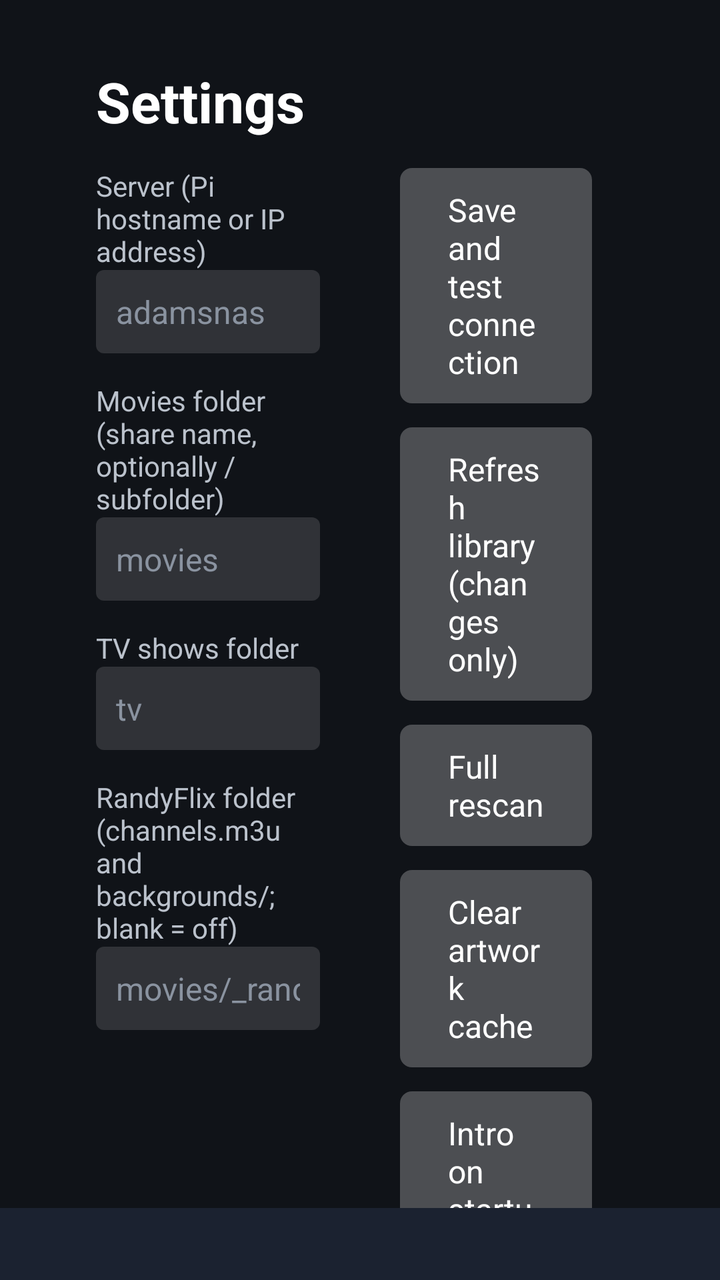
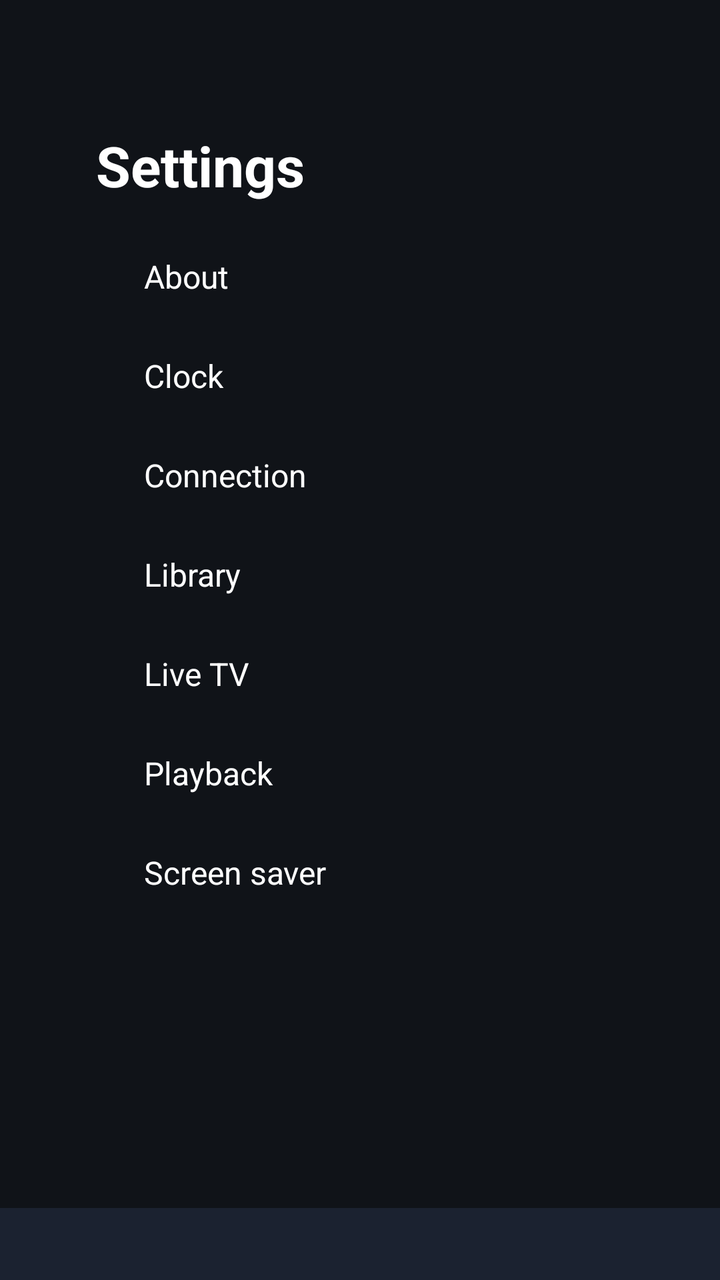

An Android layout rendered at two revisions. The XML below is the earlier revision; the diff shows what the commit changed to produce the second picture.
<!-- AndroidManifest.xml: application theme Theme.RandyFlix -->
<!-- res/layout/activity_settings.xml -->
<?xml version="1.0" encoding="utf-8"?>
<LinearLayout xmlns:android="http://schemas.android.com/apk/res/android"
    android:layout_width="match_parent"
    android:layout_height="match_parent"
    android:orientation="vertical">

<ScrollView
    android:layout_width="match_parent"
    android:layout_height="0dp"
    android:layout_weight="1">

    <LinearLayout
        android:layout_width="match_parent"
        android:layout_height="wrap_content"
        android:orientation="horizontal"
        android:paddingLeft="48dp"
        android:paddingTop="32dp"
        android:paddingRight="48dp"
        android:paddingBottom="32dp">

        <LinearLayout
            android:layout_width="0dp"
            android:layout_height="wrap_content"
            android:layout_weight="1"
            android:orientation="vertical">

            <TextView
                android:layout_width="wrap_content"
                android:layout_height="wrap_content"
                android:text="Settings"
                android:textColor="@color/text_primary"
                android:textSize="28sp"
                android:textStyle="bold" />

            <TextView style="@style/FieldLabel" android:text="Server (Pi hostname or IP address)" />
            <EditText android:id="@+id/host" style="@style/Field" android:hint="adamsnas" />

            <TextView style="@style/FieldLabel" android:text="Movies folder (share name, optionally /subfolder)" />
            <EditText android:id="@+id/movies" style="@style/Field" android:hint="movies" />

            <TextView style="@style/FieldLabel" android:text="TV shows folder" />
            <EditText android:id="@+id/tv" style="@style/Field" android:hint="tv" />

            <TextView style="@style/FieldLabel" android:text="RandyFlix folder (channels.m3u and backgrounds/; blank = off)" />
            <EditText android:id="@+id/app_folder" style="@style/Field" android:hint="movies/_randyflix" />
        </LinearLayout>

        <LinearLayout
            android:layout_width="0dp"
            android:layout_height="wrap_content"
            android:layout_marginStart="40dp"
            android:layout_weight="1"
            android:orientation="vertical">

            <TextView
                android:id="@+id/version"
                android:layout_width="match_parent"
                android:layout_height="52dp"
                android:gravity="end|center_vertical"
                android:textColor="@color/text_dim"
                android:textSize="12sp" />

            <Button android:id="@+id/save" style="@style/TvButton" android:layout_marginBottom="12dp" android:text="Save and test connection" />
            <Button android:id="@+id/refresh" style="@style/TvButton" android:layout_marginBottom="12dp" android:text="Refresh library (changes only)" />
            <Button android:id="@+id/full" style="@style/TvButton" android:layout_marginBottom="12dp" android:text="Full rescan" />
            <Button android:id="@+id/clear_images" style="@style/TvButton" android:layout_marginBottom="12dp" android:text="Clear artwork cache" />
            <Button android:id="@+id/intro" style="@style/TvButton" android:layout_marginBottom="12dp" android:text="Intro on startup: On" />
            <Button android:id="@+id/autoplay" style="@style/TvButton" android:layout_marginBottom="12dp" android:text="Auto-play next episode: On" />
            <Button android:id="@+id/clock" style="@style/TvButton" android:layout_marginBottom="12dp" android:text="Clock: 12-hour" />
            <Button android:id="@+id/channel_order" style="@style/TvButton" android:layout_marginBottom="12dp" android:text="All channels order: By name" />
            <Button android:id="@+id/reset_favorites" style="@style/TvButton" android:layout_marginBottom="12dp" android:text="Reset Live TV favorites to the playlist" />

        </LinearLayout>
    </LinearLayout>
</ScrollView>

    
    <TextView
        android:id="@+id/status"
        android:layout_width="match_parent"
        android:layout_height="wrap_content"
        android:background="@color/brand"
        android:ellipsize="end"
        android:maxLines="4"
        android:minHeight="36dp"
        android:gravity="center_vertical"
        android:paddingLeft="48dp"
        android:paddingTop="8dp"
        android:paddingRight="48dp"
        android:paddingBottom="8dp"
        android:textColor="@color/text_secondary"
        android:textSize="14sp" />
</LinearLayout>
<!-- resources referenced by this layout -->
<resources>
  <color name="brand">#FF1B2230</color>
  <color name="text_dim">#FF8A93A0</color>
  <color name="text_primary">#FFFFFFFF</color>
  <color name="text_secondary">#FFBBC2CC</color>
  <style name="FieldLabel">
          <item name="android:layout_width">match_parent</item>
          <item name="android:layout_height">wrap_content</item>
          <item name="android:layout_marginTop">14dp</item>
          <item name="android:textColor">@color/text_secondary</item>
          <item name="android:textSize">14sp</item>
      </style>
  <style name="Theme.RandyFlix" parent="Theme.Leanback">
          <item name="android:windowBackground">@color/bg</item>
          <item name="android:colorAccent">@color/accent</item>
      </style>
  <!-- drawable btn_bg (drawable) -->
  <?xml version="1.0" encoding="utf-8"?>
  <selector xmlns:android="http://schemas.android.com/apk/res/android">
      <item android:state_focused="true">
          <shape android:shape="rectangle">
              <solid android:color="@color/accent" />
              <corners android:radius="6dp" />
          </shape>
      </item>
      <item>
          <shape android:shape="rectangle">
              <solid android:color="#40FFFFFF" />
              <corners android:radius="6dp" />
          </shape>
      </item>
  </selector>
  <color name="bg">#FF101318</color>
  <color name="accent">#FFF5A623</color>
  <!-- unchanged entries left out for length: 3 -->
</resources>

<!-- the commit's change to res/layout/activity_settings.xml (unified diff, before → after) -->
@@ -4,75 +4,126 @@
     android:layout_height="match_parent"
     android:orientation="vertical">
 
-<ScrollView
-    android:layout_width="match_parent"
-    android:layout_height="0dp"
-    android:layout_weight="1">
-
     <LinearLayout
         android:layout_width="match_parent"
-        android:layout_height="wrap_content"
+        android:layout_height="0dp"
+        android:layout_weight="1"
         android:orientation="horizontal"
         android:paddingLeft="48dp"
-        android:paddingTop="32dp"
+        android:paddingTop="64dp"
         android:paddingRight="48dp"
-        android:paddingBottom="32dp">
+        android:paddingBottom="24dp">
 
+        
         <LinearLayout
-            android:layout_width="0dp"
-            android:layout_height="wrap_content"
-            android:layout_weight="1"
+            android:id="@+id/nav"
+            android:layout_width="240dp"
+            android:layout_height="match_parent"
             android:orientation="vertical">
 
             <TextView
                 android:layout_width="wrap_content"
                 android:layout_height="wrap_content"
+                android:layout_marginBottom="16dp"
                 android:text="Settings"
                 android:textColor="@color/text_primary"
                 android:textSize="28sp"
                 android:textStyle="bold" />
 
-            <TextView style="@style/FieldLabel" android:text="Server (Pi hostname or IP address)" />
-            <EditText android:id="@+id/host" style="@style/Field" android:hint="adamsnas" />
-
-            <TextView style="@style/FieldLabel" android:text="Movies folder (share name, optionally /subfolder)" />
-            <EditText android:id="@+id/movies" style="@style/Field" android:hint="movies" />
-
-            <TextView style="@style/FieldLabel" android:text="TV shows folder" />
-            <EditText android:id="@+id/tv" style="@style/Field" android:hint="tv" />
-
-            <TextView style="@style/FieldLabel" android:text="RandyFlix folder (channels.m3u and backgrounds/; blank = off)" />
-            <EditText android:id="@+id/app_folder" style="@style/Field" android:hint="movies/_randyflix" />
+            <Button android:id="@+id/nav_about" style="@style/NavButton" android:text="About" />
+            <Button android:id="@+id/nav_clock" style="@style/NavButton" android:text="Clock" />
+            <Button android:id="@+id/nav_connection" style="@style/NavButton" android:text="Connection" />
+            <Button android:id="@+id/nav_library" style="@style/NavButton" android:text="Library" />
+            <Button android:id="@+id/nav_live" style="@style/NavButton" android:text="Live TV" />
+            <Button android:id="@+id/nav_playback" style="@style/NavButton" android:text="Playback" />
+            <Button android:id="@+id/nav_saver" style="@style/NavButton" android:text="Screen saver" />
         </LinearLayout>
 
-        <LinearLayout
+        <View
+            android:layout_width="1dp"
+            android:layout_height="match_parent"
+            android:layout_marginStart="24dp"
+            android:layout_marginEnd="32dp"
+            android:background="#33FFFFFF" />
+
+        
+        <ScrollView
             android:layout_width="0dp"
-            android:layout_height="wrap_content"
-            android:layout_marginStart="40dp"
-            android:layout_weight="1"
-            android:orientation="vertical">
+            android:layout_height="match_parent"
+            android:layout_weight="1">
 
-            <TextView
-                android:id="@+id/version"
+            <FrameLayout
                 android:layout_width="match_parent"
-                android:layout_height="52dp"
-                android:gravity="end|center_vertical"
-                android:textColor="@color/text_dim"
-                android:textSize="12sp" />
+                android:layout_height="wrap_content">
 
-            <Button android:id="@+id/save" style="@style/TvButton" android:layout_marginBottom="12dp" android:text="Save and test connection" />
-            <Button android:id="@+id/refresh" style="@style/TvButton" android:layout_marginBottom="12dp" android:text="Refresh library (changes only)" />
-            <Button android:id="@+id/full" style="@style/TvButton" android:layout_marginBottom="12dp" android:text="Full rescan" />
-            <Button android:id="@+id/clear_images" style="@style/TvButton" android:layout_marginBottom="12dp" android:text="Clear artwork cache" />
-            <Button android:id="@+id/intro" style="@style/TvButton" android:layout_marginBottom="12dp" android:text="Intro on startup: On" />
-            <Button android:id="@+id/autoplay" style="@style/TvButton" android:layout_marginBottom="12dp" android:text="Auto-play next episode: On" />
-            <Button android:id="@+id/clock" style="@style/TvButton" android:layout_marginBottom="12dp" android:text="Clock: 12-hour" />
-            <Button android:id="@+id/channel_order" style="@style/TvButton" android:layout_marginBottom="12dp" android:text="All channels order: By name" />
-            <Button android:id="@+id/reset_favorites" style="@style/TvButton" android:layout_marginBottom="12dp" android:text="Reset Live TV favorites to the playlist" />
+                <LinearLayout android:id="@+id/sec_about" style="@style/SettingsSection">
+                    <TextView style="@style/SectionTitle" android:text="About" />
+                    <TextView
+                        android:id="@+id/version"
+                        android:layout_width="wrap_content"
+                        android:layout_height="wrap_content"
+                        android:textColor="@color/text_primary"
+                        android:textSize="18sp" />
+                    <TextView
+                        android:id="@+id/about_text"
+                        android:layout_width="match_parent"
+                        android:layout_height="wrap_content"
+                        android:layout_marginTop="12dp"
+                        android:focusable="true"
+                        android:lineSpacingExtra="3dp"
+                        android:textColor="@color/text_secondary"
+                        android:textSize="15sp" />
+                </LinearLayout>
 
-        </LinearLayout>
+                <LinearLayout android:id="@+id/sec_clock" style="@style/SettingsSection">
+                    <TextView style="@style/SectionTitle" android:text="Clock" />
+                    <TextView style="@style/SectionHint" android:text="Date and time shown at the top of the menus and the pause screen." />
+                    <Button android:id="@+id/clock" style="@style/TvButton" android:text="Clock: 12-hour" />
+                </LinearLayout>
+
+                <LinearLayout android:id="@+id/sec_connection" style="@style/SettingsSection">
+                    <TextView style="@style/SectionTitle" android:text="Connection" />
+                    <TextView style="@style/FieldLabel" android:text="Server (Pi hostname or IP address)" />
+                    <EditText android:id="@+id/host" style="@style/Field" android:hint="adamsnas" />
+                    <TextView style="@style/FieldLabel" android:text="Movies folder (share name, optionally /subfolder)" />
+                    <EditText android:id="@+id/movies" style="@style/Field" android:hint="movies" />
+                    <TextView style="@style/FieldLabel" android:text="TV shows folder" />
+                    <EditText android:id="@+id/tv" style="@style/Field" android:hint="tv" />
+                    <TextView style="@style/FieldLabel" android:text="RandyFlix folder (channels.m3u and backgrounds/; blank = off)" />
+                    <EditText android:id="@+id/app_folder" style="@style/Field" android:hint="movies/_randyflix" />
+                    <Button android:id="@+id/save" style="@style/TvButton" android:layout_marginTop="20dp" android:text="Save and test connection" />
+                </LinearLayout>
+
+                <LinearLayout android:id="@+id/sec_library" style="@style/SettingsSection">
+                    <TextView style="@style/SectionTitle" android:text="Library" />
+                    <Button android:id="@+id/refresh" style="@style/StackButton" android:text="Refresh library (changes only)" />
+                    <Button android:id="@+id/full" style="@style/StackButton" android:text="Full rescan" />
+                    <Button android:id="@+id/clear_images" style="@style/StackButton" android:text="Clear artwork cache" />
+                </LinearLayout>
+
+                <LinearLayout android:id="@+id/sec_live" style="@style/SettingsSection">
+                    <TextView style="@style/SectionTitle" android:text="Live TV" />
+                    <Button android:id="@+id/channel_order" style="@style/StackButton" android:text="All channels order: By name" />
+                    <Button android:id="@+id/reset_favorites" style="@style/StackButton" android:text="Reset Live TV favorites to the playlist" />
+                </LinearLayout>
+
+                <LinearLayout android:id="@+id/sec_playback" style="@style/SettingsSection">
+                    <TextView style="@style/SectionTitle" android:text="Playback" />
+                    <Button android:id="@+id/autoplay" style="@style/StackButton" android:text="Auto-play next episode: On" />
+                    <Button android:id="@+id/intro" style="@style/StackButton" android:text="Intro on startup: On" />
+                </LinearLayout>
+
+                <LinearLayout android:id="@+id/sec_saver" style="@style/SettingsSection">
+                    <TextView style="@style/SectionTitle" android:text="Screen saver" />
+                    <TextView style="@style/SectionHint" android:text="A slideshow of the background pictures, on the menus or when a movie or show is paused. Any button wakes it." />
+                    <Button android:id="@+id/saver_3" style="@style/StackButton" android:text="3 minutes" />
+                    <Button android:id="@+id/saver_10" style="@style/StackButton" android:text="10 minutes" />
+                    <Button android:id="@+id/saver_30" style="@style/StackButton" android:text="30 minutes" />
+                    <Button android:id="@+id/saver_never" style="@style/StackButton" android:text="Never" />
+                </LinearLayout>
+            </FrameLayout>
+        </ScrollView>
     </LinearLayout>
-</ScrollView>
 
     
     <TextView
<!-- resource entries referenced after the edit -->
@@ -2,6 +2,28 @@
 <resources>
   <color name="brand">#FF1B2230</color>
   <color name="text_dim">#FF8A93A0</color>
+  <!-- drawable nav_bg (drawable) -->
+  <?xml version="1.0" encoding="utf-8"?>
+  <selector xmlns:android="http://schemas.android.com/apk/res/android">
+      <item android:state_focused="true">
+          <shape android:shape="rectangle">
+              <solid android:color="@color/accent" />
+              <corners android:radius="6dp" />
+          </shape>
+      </item>
+      <item android:state_activated="true">
+          <shape android:shape="rectangle">
+              <solid android:color="#80FFFFFF" />
+              <corners android:radius="6dp" />
+          </shape>
+      </item>
+      <item>
+          <shape android:shape="rectangle">
+              <solid android:color="#00FFFFFF" />
+              <corners android:radius="6dp" />
+          </shape>
+      </item>
+  </selector>
   <color name="text_primary">#FFFFFFFF</color>
   <color name="text_secondary">#FFBBC2CC</color>
   <style name="FieldLabel">
@@ -10,6 +32,40 @@
           <item name="android:layout_marginTop">14dp</item>
           <item name="android:textColor">@color/text_secondary</item>
           <item name="android:textSize">14sp</item>
+      </style>
+  <style name="NavButton" parent="TvButton">
+          <item name="android:layout_width">match_parent</item>
+          <item name="android:layout_marginEnd">0dp</item>
+          <item name="android:layout_marginBottom">8dp</item>
+          <item name="android:gravity">start|center_vertical</item>
+          <item name="android:background">@drawable/nav_bg</item>
+      </style>
+  <style name="SectionHint">
+          <item name="android:layout_width">match_parent</item>
+          <item name="android:layout_height">wrap_content</item>
+          <item name="android:layout_marginBottom">16dp</item>
+          <item name="android:textColor">@color/text_secondary</item>
+          <item name="android:textSize">14sp</item>
+      </style>
+  <style name="SectionTitle">
+          <item name="android:layout_width">wrap_content</item>
+          <item name="android:layout_height">wrap_content</item>
+          <item name="android:layout_marginBottom">12dp</item>
+          <item name="android:textColor">@color/text_primary</item>
+          <item name="android:textSize">22sp</item>
+          <item name="android:textStyle">bold</item>
+      </style>
+  <style name="SettingsSection">
+          <item name="android:layout_width">match_parent</item>
+          <item name="android:layout_height">wrap_content</item>
+          <item name="android:orientation">vertical</item>
+          <item name="android:visibility">gone</item>
+      </style>
+  <style name="StackButton" parent="TvButton">
+          <item name="android:layout_marginEnd">0dp</item>
+          <item name="android:layout_marginBottom">12dp</item>
+          <item name="android:minWidth">320dp</item>
+          <item name="android:gravity">start|center_vertical</item>
       </style>
   <style name="Theme.RandyFlix" parent="Theme.Leanback">
           <item name="android:windowBackground">@color/bg</item>
